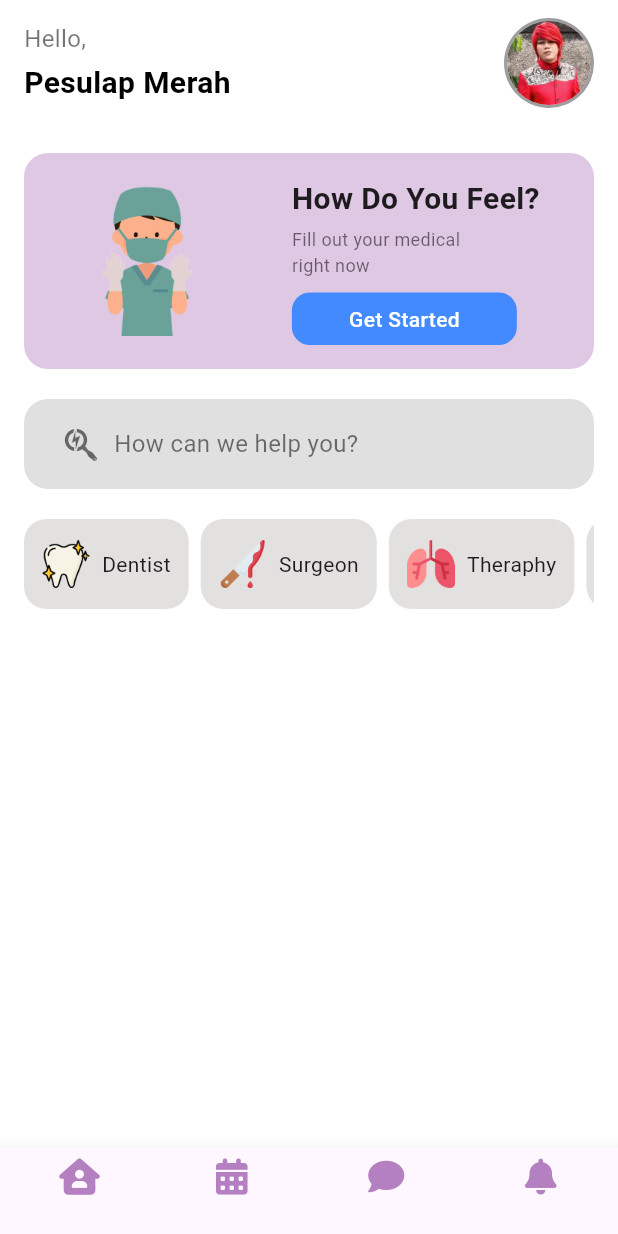
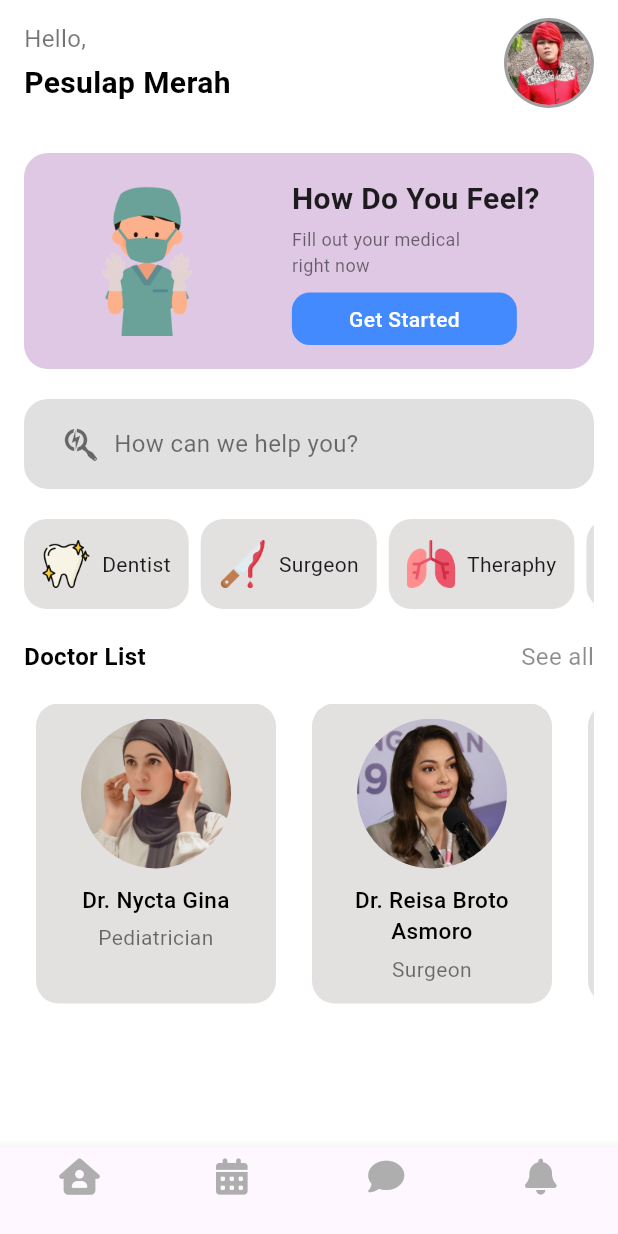
Before and after one commit to evcadhan021/Flutter_Medical_ui, a Flutter app: the HomePage screen opened directly, on a phone screen of 412 x 824 dp. Run offline on Flutter 3.47's test engine with Material 3 defaults, Android fonts, the phone set to English and light mode, and no system bars; our stand-ins replace font_awesome_flutter.

Commit message:
add CircleAvatar for Doctor

```diff
--- a/lib/pages/homePage.dart
+++ b/lib/pages/homePage.dart
@@ -1,5 +1,6 @@
 import 'package:flutter/material.dart';
 import 'package:flutter/widgets.dart';
+import 'package:flutter_medical_ui/widgets/doctor_item.dart';
 import 'package:flutter_medical_ui/widgets/specialist_item.dart';
 import 'package:font_awesome_flutter/font_awesome_flutter.dart';
 
@@ -22,25 +23,25 @@
           BottomNavigationBarItem(
               icon: Icon(
                 FontAwesomeIcons.houseUser,
-                color: Color.fromARGB(255, 181, 128, 193),
+                color: Color.fromARGB(215, 160, 160, 160),
               ),
               label: ''),
           BottomNavigationBarItem(
               icon: Icon(
                 FontAwesomeIcons.solidCalendarDays,
-                color: Color.fromARGB(255, 181, 128, 193),
+                color: Color.fromARGB(215, 160, 160, 160),
               ),
               label: ''),
           BottomNavigationBarItem(
               icon: Icon(
                 FontAwesomeIcons.solidComment,
-                color: Color.fromARGB(255, 181, 128, 193),
+                color: Color.fromARGB(215, 160, 160, 160),
               ),
               label: ''),
           BottomNavigationBarItem(
               icon: Icon(
                 FontAwesomeIcons.solidBell,
-                color: Color.fromARGB(255, 181, 128, 193),
+                color: Color.fromARGB(215, 160, 160, 160),
               ),
               label: ''),
         ],
@@ -198,6 +199,53 @@
                     const SizedBox(width: 8),
                   ],
                 ),
+              ),
+              const SizedBox(height: 20.0),
+              Row(
+                mainAxisAlignment: MainAxisAlignment.spaceBetween,
+                children: const [
+                  Text(
+                    "Doctor List",
+                    style: TextStyle(
+                      color: Colors.black,
+                      fontWeight: FontWeight.bold,
+                      fontSize: 16.0,
+                    ),
+                  ),
+                  Text(
+                    "See all",
+                    style: TextStyle(color: Colors.black45, fontSize: 16.0),
+                  )
+                ],
+              ),
+              const SizedBox(height: 20.0),
+              SizedBox(
+                height: 200,
+                child: ListView(
+                  scrollDirection: Axis.horizontal,
+                  children: const [
+                    DoctorItem(
+                        image: "assets/1.png",
+                        name: "Nycta Gina",
+                        specialist: "Pediatrician"),
+                    const SizedBox(width: 8.0),
+                    DoctorItem(
+                        image: "assets/3.png",
+                        name: "Reisa Broto Asmoro",
+                        specialist: "Surgeon"),
+                    const SizedBox(width: 8.0),
+                    DoctorItem(
+                        image: "assets/2.png",
+                        name: "Indah KusumaNingrum",
+                        specialist: "Odontologist"),
+                    const SizedBox(width: 8.0),
+                    DoctorItem(
+                        image: "assets/4.png",
+                        name: "Mesty Ariotedjo",
+                        specialist: "Ophtamologist"),
+                    const SizedBox(width: 8.0),
+                  ],
+                ),
               )
             ],
           ),
--- /dev/null
+++ b/lib/widgets/doctor_item.dart
@@ -0,0 +1,56 @@
+import 'package:flutter/material.dart';
+
+class DoctorItem extends StatelessWidget {
+  final String image;
+  final String name;
+  final String specialist;
+  const DoctorItem(
+      {super.key,
+      required this.image,
+      required this.name,
+      required this.specialist});
+
+  @override
+  Widget build(BuildContext context) {
+    return Padding(
+      padding: EdgeInsets.symmetric(horizontal: 8.0),
+      child: Container(
+        width: 160,
+        decoration: BoxDecoration(
+          color: Color.fromARGB(95, 179, 173, 173),
+          borderRadius: BorderRadius.circular(15.0),
+        ),
+        padding: EdgeInsets.symmetric(horizontal: 14.0),
+        child: Column(
+          children: [
+            const SizedBox(
+              height: 10.0,
+            ),
+            CircleAvatar(
+              radius: 50.0,
+              backgroundImage: AssetImage(image),
+            ),
+            const SizedBox(height: 10.0),
+            Text(
+              "Dr. $name",
+              overflow: TextOverflow.fade,
+              maxLines: 2,
+              textAlign: TextAlign.center,
+              style: TextStyle(
+                color: Colors.black,
+                fontWeight: FontWeight.w500,
+                fontSize: 15.0,
+              ),
+            ),
+            const SizedBox(height: 5.0),
+            Text(
+              specialist,
+              textAlign: TextAlign.center,
+              style: const TextStyle(color: Colors.black54),
+            )
+          ],
+        ),
+      ),
+    );
+  }
+}
```
